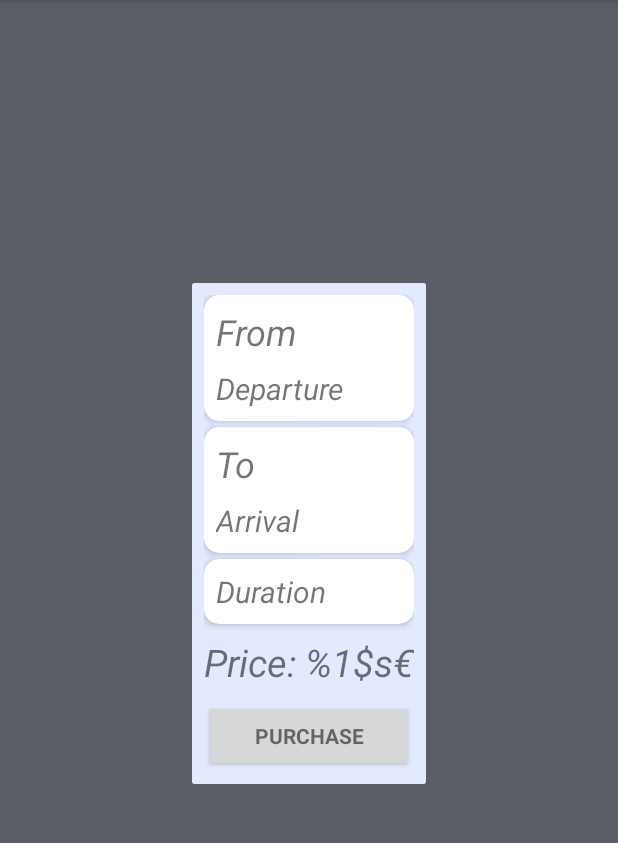
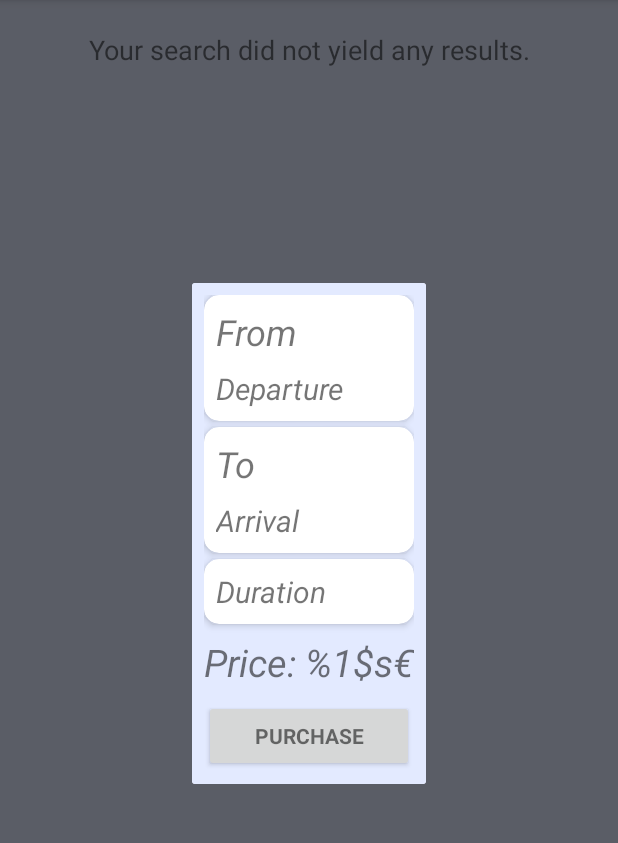
Before and after one commit to JustoSenka/FlightsApp, an Android app: the fragment FlightInfoFragment placed in its activity, on a phone screen of 412 x 824 dp, the part 84-927 px from its top. Run offline under Robolectric (Android 15) with nearby library versions, the phone set to English and light mode, and no system bars; libraries missing offline, so code that uses them is left out: com.android.internal; 13 statements that could not run were skipped.

Commit message:
Empty search labels added
+ Google and facebook dummy classes

```diff
--- a/app/src/main/java/com/justing/flights/core/FlightInfoFragment.java
+++ b/app/src/main/java/com/justing/flights/core/FlightInfoFragment.java
@@ -7,6 +7,7 @@ import android.support.v4.app.DialogFragment;
 import android.view.LayoutInflater;
 import android.view.View;
 import android.view.ViewGroup;
+import android.widget.Button;
 import android.widget.EditText;
 import android.widget.ListView;
 import android.widget.TextView;
@@ -26,6 +27,7 @@ import java.util.Date;
 public class FlightInfoFragment extends DialogFragment {
 
     public static String KEY_FLIGHT_ID = "KEY_FLIGHT_ID";
+    public static String KEY_PURCHASE_ENABLED = "KEY_PURCHASE_ENABLED";
 
     private Context context;
     private FlightPurchaseListener mListener;
@@ -39,7 +41,11 @@ public class FlightInfoFragment extends DialogFragment {
         View view = inflater.inflate(R.layout.fragment_flight_info, container, false);
         getDialog().setTitle(getString(R.string.flight_info));
 
-        Flight f = AppData.getInstance().getFlightById(getArguments().getLong(KEY_FLIGHT_ID));
+        final Bundle args = getArguments();
+
+        Flight f = AppData.getInstance().getFlightById(args.getLong(KEY_FLIGHT_ID));
+
+        view.findViewById(R.id.info_purchase_button).setEnabled(args.getBoolean(KEY_PURCHASE_ENABLED, false));
 
         ((TextView) view.findViewById(R.id.info_flight_arrival)).setText(getString(R.string.flight_arrival) + ": " + DateFormatter.getFull(f.getArrivalTime()));
         ((TextView) view.findViewById(R.id.info_flight_departure)).setText(getString(R.string.flight_departure) + ": " + DateFormatter.getFull(f.getDepartureTime()));
--- a/app/src/main/java/com/justing/flights/core/FlightsActivity.java
+++ b/app/src/main/java/com/justing/flights/core/FlightsActivity.java
@@ -1,10 +1,12 @@
 package com.justing.flights.core;
 
+import android.support.annotation.NonNull;
 import android.support.v7.app.AppCompatActivity;
 import android.os.Bundle;
 import android.view.View;
 import android.widget.AdapterView;
 import android.widget.ListView;
+import android.widget.TextView;
 import android.widget.Toast;
 
 import com.android.internal.util.Predicate;
@@ -16,6 +18,7 @@ import com.justing.flights.utils.DateFormatter;
 
 import java.text.ParseException;
 import java.util.Date;
+import java.util.SortedSet;
 
 public class FlightsActivity extends AppCompatActivity {
 
@@ -31,26 +34,56 @@ public class FlightsActivity extends AppCompatActivity {
     protected void onCreate(Bundle savedInstanceState) {
         super.onCreate(savedInstanceState);
         setContentView(R.layout.activity_flights);
+        readSearchArgs(getIntent().getExtras());
+
+        final Flight[] flights = getFilteredDataWithArgs();
+        setInfoLabelText(flights);
 
         final ListView lv = (ListView) findViewById(R.id.flights_list);
-
-        readSearchArgs(getIntent().getExtras());
-
-        lv.setAdapter(new FlightsArrayAdapter(this, android.R.layout.simple_list_item_1, getFilteredDataWithArgs()));
+        lv.setAdapter(new FlightsArrayAdapter(this, android.R.layout.simple_list_item_1, flights));
 
         lv.setOnItemClickListener(new AdapterView.OnItemClickListener() {
             @Override
             public void onItemClick(AdapterView<?> parent, View view, int position, long id) {
                 FlightInfoFragment fragment = new FlightInfoFragment();
 
-                long flightId = ((Flight)lv.getAdapter().getItem(position)).getId();
+                final long flightId = ((Flight)lv.getAdapter().getItem(position)).getId();
                 Bundle bundle = new Bundle();
                 bundle.putLong(FlightInfoFragment.KEY_FLIGHT_ID, flightId);
+
+                if (!isAlreadyBookedFlight(flightId)){
+                    bundle.putBoolean(FlightInfoFragment.KEY_PURCHASE_ENABLED, true);
+                }
+
                 fragment.setArguments(bundle);
-
                 fragment.show(getSupportFragmentManager(), "flightInfoFragment");
             }
         });
+    }
+
+    private void setInfoLabelText(Flight[] flights) {
+        TextView tv = (TextView) findViewById(R.id.flights_info);
+
+        if (flights.length == 0){
+            tv.setHeight(100);
+            tv.setText(getString(R.string.info_search_results_empty));
+            }
+        else {
+            tv.setText("");
+            tv.setHeight(1);
+        }
+    }
+
+    private boolean isAlreadyBookedFlight(final long flightId){
+
+        SortedSet<Flight> set = AppData.getInstance().getFilteredFlights(new Predicate<Flight>() {
+            @Override
+            public boolean apply(Flight flight) {
+                return flightId == flight.getId();
+            }
+        });
+
+        return set.size() >= 0;
     }
 
     private void readSearchArgs(Bundle args) {
--- a/app/src/main/res/layout/activity_flights.xml
+++ b/app/src/main/res/layout/activity_flights.xml
@@ -7,6 +7,16 @@
     android:background="@color/background"
     tools:context=".core.FlightsActivity">
 
+    <TextView
+        android:id="@+id/flights_info"
+        android:layout_width="match_parent"
+        android:layout_height="wrap_content"
+        android:textSize="18sp"
+        android:gravity="center"
+        android:text="@string/info_search_results_empty"
+        android:paddingBottom="@dimen/activity_vertical_margin"
+        android:paddingTop="@dimen/activity_vertical_margin"/>
+
     <ListView
         android:id="@+id/flights_list"
         android:layout_width="wrap_content"
--- a/app/src/main/res/layout/activity_login.xml
+++ b/app/src/main/res/layout/activity_login.xml
@@ -78,6 +78,7 @@
                     android:layout_width="100dp"
                     android:layout_height="100dp">
                     <Button
+                        android:id="@+id/login_facebook"
                         android:layout_width="match_parent"
                         android:layout_height="match_parent"
                         android:background="@drawable/facebook_icon"/>
@@ -91,6 +92,7 @@
                     android:layout_width="100dp"
                     android:layout_height="100dp">
                     <Button
+                        android:id="@+id/login_google"
                         android:layout_width="match_parent"
                         android:layout_height="match_parent"
                         android:background="@drawable/google_icon"/>
--- a/app/src/main/res/values/strings.xml
+++ b/app/src/main/res/values/strings.xml
@@ -38,10 +38,18 @@
     <string name="any">&lt;Any&gt;</string>
     <string name="search">Search</string>
 
+    <!-- Info for user -->
+    <string name="info_my_flights">You have %1$s flights booked:</string>
+    <string name="info_my_flights_empty">You do not have any flights booked yet.</string>
+    <string name="info_search_results">Search yielded %1$s flights available:</string>
+    <string name="info_search_results_empty">Your search did not yield any results.</string>
+
     <!-- Strings related to flight info dialog/fragment -->
     <string name="flight_info">Flight info</string>
     <string name="price">Price: %1$s€</string>
     <string name="purchase">Purchase</string>
+
+
 
     <string name="title_activity_home">HomeActivity</string>
 
```
Also changed, not shown: app/src/main/java/com/justing/flights/core/LoginActivity.java (+17 -11 lines), app/src/main/java/com/justing/flights/home/MyFlightsFragment.java (+34 -2 lines), app/src/main/java/com/justing/flights/social/FacebookController.java (added, +20 -0 lines), app/src/main/java/com/justing/flights/social/GoogleController.java (added, +20 -0 lines), app/src/main/res/layout/fragment_my_flights.xml (+10 -0 lines).
